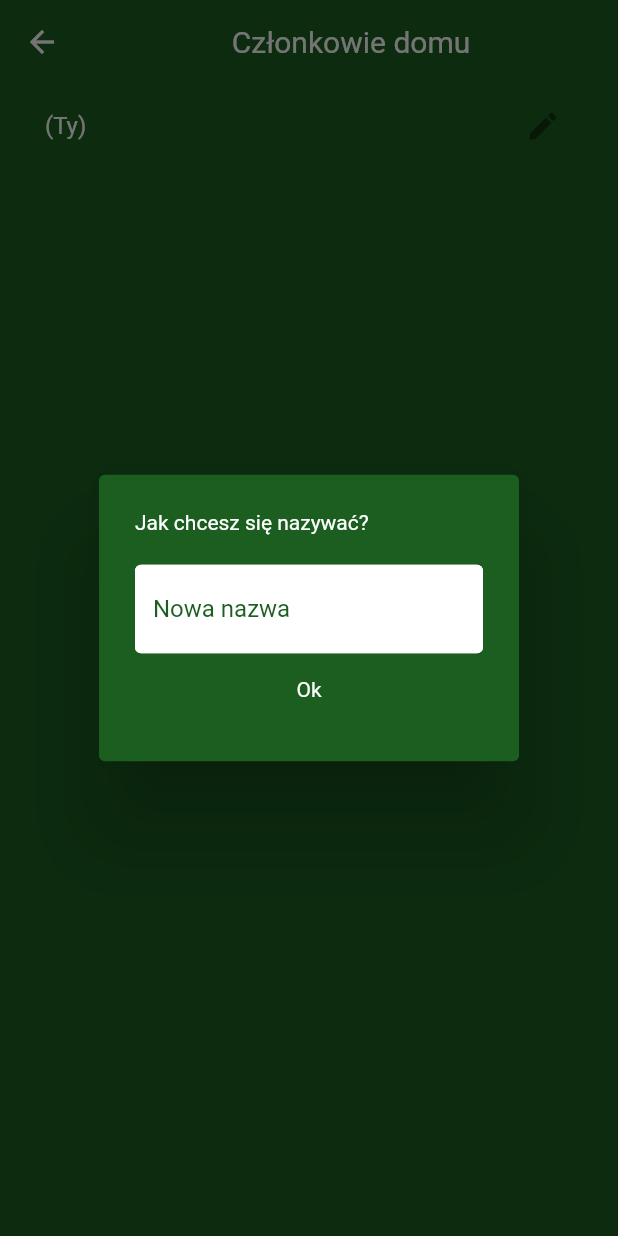
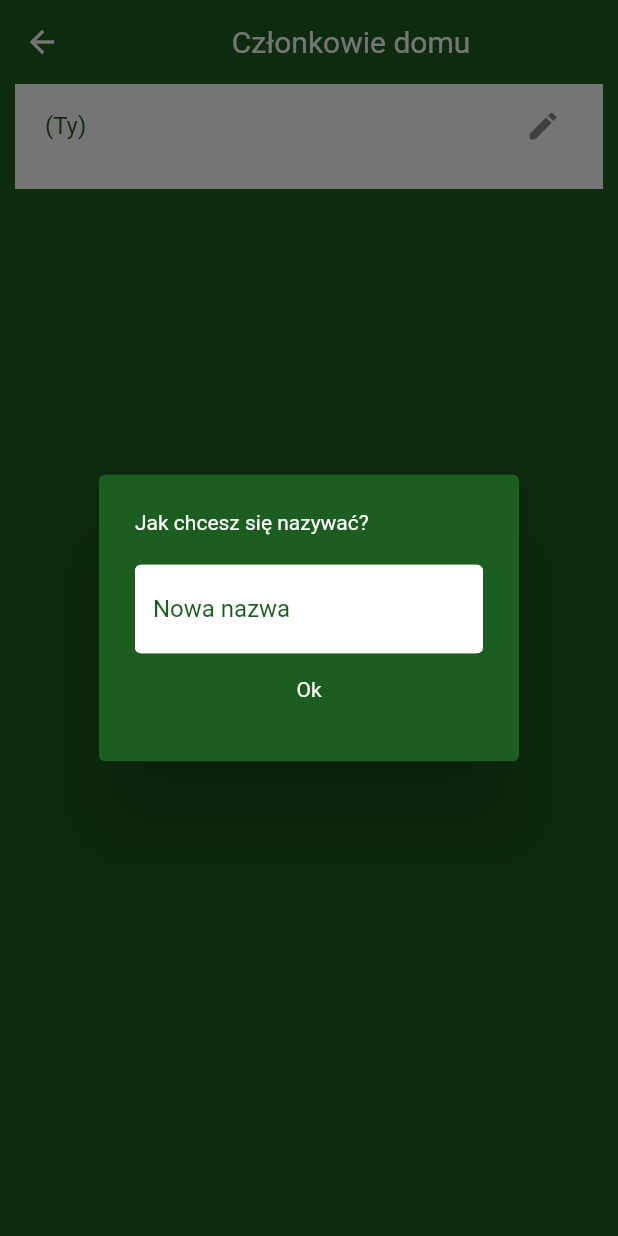
Before and after one commit to drekyyy/flutter_firebase_auth, a Flutter app: the SettingsPage screen opened directly, after a tap on the "edit" icon, on a phone screen of 412 x 824 dp. Run offline on Flutter 3.47's test engine with Material 2 defaults, Android fonts, the light colour scheme and no system bars; our stand-ins replace cloud_firestore, firebase_auth, firebase_core, firebase_messaging, flutter_local_notifications, flutter_spinkit; accounts and stored records are empty.

```diff
--- a/lib/screens/user/home_page/components/hamburger_menu.dart
+++ b/lib/screens/user/home_page/components/hamburger_menu.dart
@@ -48,7 +48,8 @@ class HamburgerMenu extends StatelessWidget {
                 context: context,
                 builder: (BuildContext context) => AlertDialog(
                   title: const Text('ID domu'),
-                  content: Text(houseId),
+                  content: Text(houseId,
+                      style: const TextStyle(color: Colors.white)),
                   actions: <Widget>[
                     Center(
                         child: TextButton(
--- a/lib/screens/user/settings_page/settings_page.dart
+++ b/lib/screens/user/settings_page/settings_page.dart
@@ -60,6 +60,7 @@ Widget _buildListItem(
   // jesli dokument jest aktualnego uzytkownika
   if (doc['userId'] == userId) {
     return ListTile(
+      tileColor: Colors.white,
       onTap: () {},
       title: Row(
         children: [
@@ -82,6 +83,7 @@ Widget _buildListItem(
     );
   } else {
     return ListTile(
+      tileColor: Colors.white,
       onTap: () {},
       title: Row(
         children: [
--- a/lib/shared/custom_show_dialog_with_fields.dart
+++ b/lib/shared/custom_show_dialog_with_fields.dart
@@ -35,11 +35,10 @@ Future<String?> customShowDialogWithFields(
                   onChanged: (val) {
                     name = val;
                   },
-                  style: TextStyle(color: Colors.green.shade900),
                   controller: userNameController,
                   decoration: InputDecoration(
-                      labelText: dialogLabelText,
-                      suffixStyle: TextStyle(color: Colors.green.shade900))),
+                    labelText: dialogLabelText,
+                  )),
               Center(
                   child: TextButton(
                 onPressed: () async {
```
Also changed, not shown: lib/theme/custom_theme.dart (+4 -4 lines).
